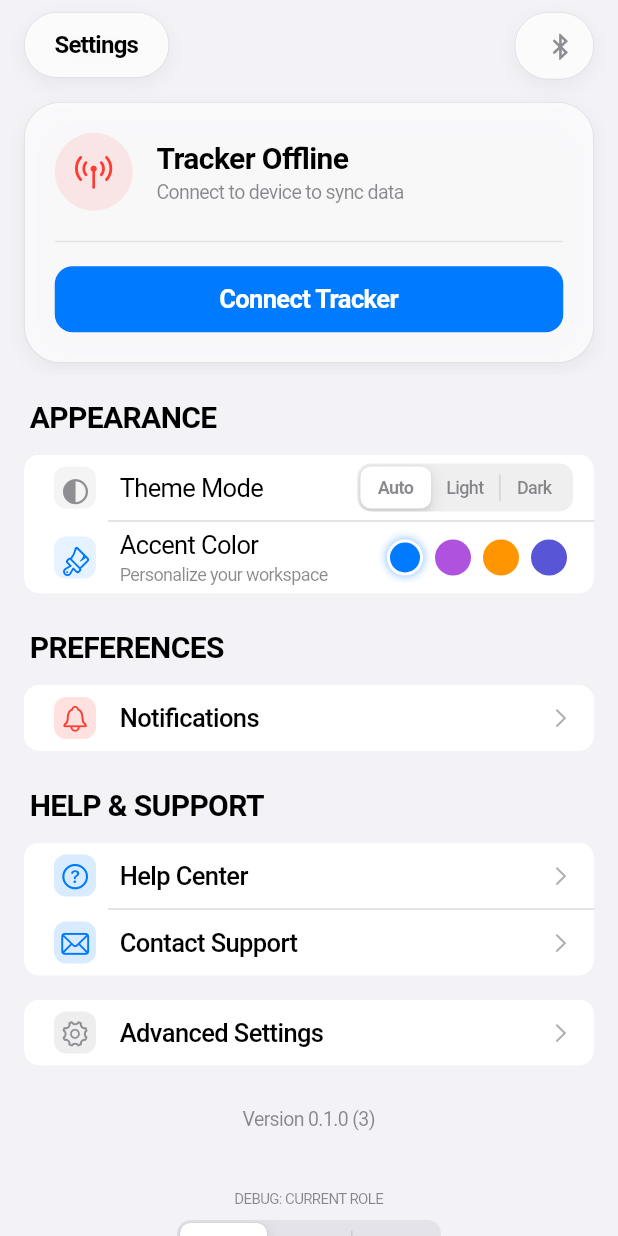
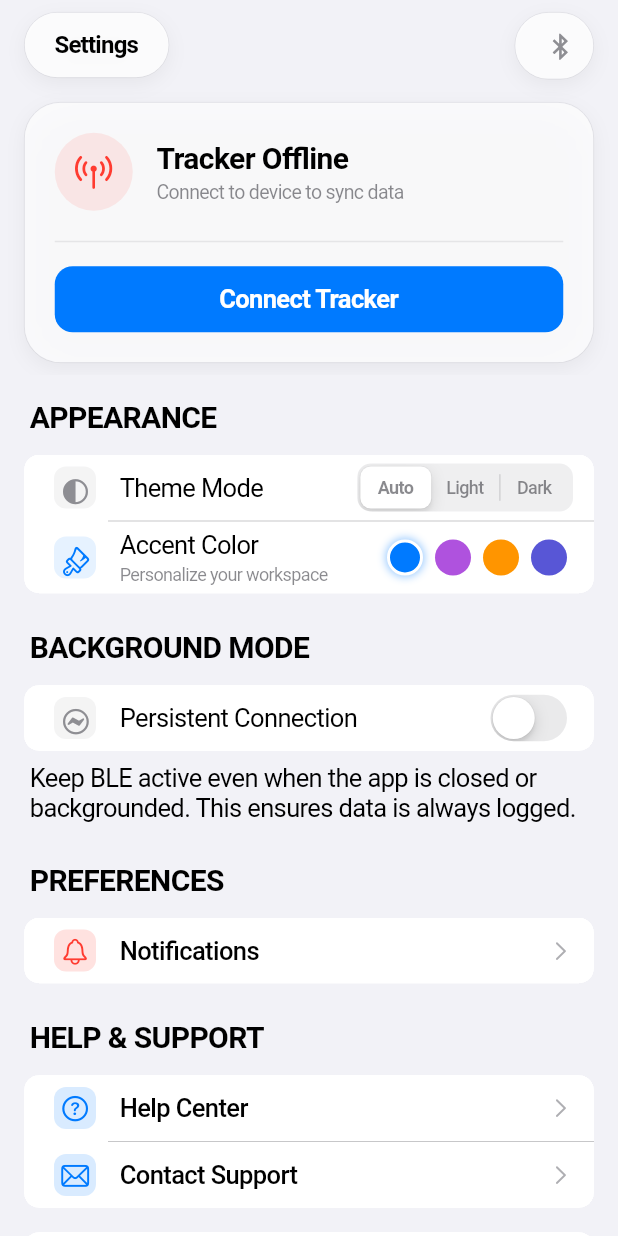
Before and after one commit to Maninder-mike/last_mile_tracker, a Flutter app: the SettingsPage screen opened directly, on a phone screen of 412 x 824 dp. Run offline on Flutter 3.47's test engine with Material 3 defaults, Android fonts, the phone set to English and light mode, and no system bars; drawn by our look-alikes of flutter_animate; our stand-ins replace connectivity_plus, drift, firebase_analytics, firebase_core, firebase_crashlytics, firebase_messaging and 18 more; missing offline and left inert: firebase_app_check, firebase_performance, flutter_background_service, flutter_map_animations, flutter_map_marker_popup; accounts and stored records are empty; generated files the repository leaves out were written again.

Commit message:
feat: Implement background service for BLE connectivity with local notifications and update Firebase App Check providers.

```diff
--- a/apps/mobile/lib/core/config/support_config.dart
+++ b/apps/mobile/lib/core/config/support_config.dart
@@ -1,8 +1,8 @@
 class SupportConfig {
   static const String helpCenterUrl =
-      'https://example.com/help'; // TODO: Replace with real URL
+      'https://www.maninder.co.in/lastmiletracker/support';
   static const String privacyPolicyUrl =
-      'https://example.com/privacy'; // TODO: Replace with real URL
+      'https://www.maninder.co.in/lastmiletracker/privacypolicy';
   static const String termsOfServiceUrl =
-      'https://example.com/terms'; // TODO: Replace with real URL
+      'https://www.maninder.co.in/lastmiletracker/terms';
 }
--- a/apps/mobile/lib/main.dart
+++ b/apps/mobile/lib/main.dart
@@ -11,12 +11,16 @@ import 'package:firebase_messaging/firebase_messaging.dart';
 import 'package:firebase_performance/firebase_performance.dart';
 import 'package:firebase_app_check/firebase_app_check.dart';
 import 'package:supabase_flutter/supabase_flutter.dart';
+import 'package:last_mile_tracker/core/utils/file_logger.dart';
 import 'presentation/app.dart';
-import 'core/utils/file_logger.dart';
 import 'core/services/config_service.dart';
 import 'core/config/supabase_config.dart';
+import 'core/services/background_service.dart';
 
 void main() async {
+  WidgetsFlutterBinding.ensureInitialized();
+  await BackgroundServiceInstance.initialize();
+
   runZonedGuarded(
     () async {
       debugPrint('Init: WidgetsFlutterBinding initialized');
@@ -27,8 +31,8 @@ void main() async {
       // Initialize App Check
       debugPrint('Init: Activating App Check...');
       await FirebaseAppCheck.instance.activate(
-        appleProvider: AppleProvider.debug,
-        androidProvider: AndroidProvider.debug,
+        providerApple: const AppleDebugProvider(),
+        providerAndroid: const AndroidDebugProvider(),
       );
       debugPrint('Init: App Check activated');
 
--- a/apps/mobile/lib/presentation/pages/settings/settings_page.dart
+++ b/apps/mobile/lib/presentation/pages/settings/settings_page.dart
@@ -3,6 +3,7 @@ import 'package:flutter/services.dart';
 import 'package:flutter_riverpod/flutter_riverpod.dart';
 import 'package:flutter_animate/flutter_animate.dart';
 import 'package:url_launcher/url_launcher.dart';
+import 'package:flutter_background_service/flutter_background_service.dart';
 import 'package:last_mile_tracker/presentation/providers/theme_provider.dart';
 
 import 'package:last_mile_tracker/core/config/support_config.dart';
@@ -45,6 +46,7 @@ class _SettingsPageState extends ConsumerState<SettingsPage> {
 
               if (role != SettingsRole.driver) _buildOperationsSection(),
               _buildAppearanceSection(),
+              _buildBackgroundSection(),
               _buildNotificationsSection(),
               _buildSupportSection(),
 
@@ -217,6 +219,57 @@ class _SettingsPageState extends ConsumerState<SettingsPage> {
     );
   }
 
+  Widget _buildBackgroundSection() {
+    return FutureBuilder<bool>(
+      future: FlutterBackgroundService().isRunning(),
+      builder: (context, snapshot) {
+        final isRunning = snapshot.data ?? false;
+
+        return CupertinoListSection.insetGrouped(
+          header: const Text('BACKGROUND MODE'),
+          footer: const Text(
+            'Keep BLE active even when the app is closed or backgrounded. This ensures data is always logged.',
+          ),
+          margin: SettingsTheme.sectionMargin,
+          children: [
+            CupertinoListTile(
+              title: const Text('Persistent Connection'),
+              leading: Container(
+                padding: const EdgeInsets.all(6),
+                decoration: BoxDecoration(
+                  color: isRunning
+                      ? CupertinoColors.activeGreen.withValues(alpha: 0.1)
+                      : CupertinoColors.systemGrey.withValues(alpha: 0.1),
+                  borderRadius: BorderRadius.circular(8),
+                ),
+                child: Icon(
+                  CupertinoIcons.bolt_horizontal_circle,
+                  color: isRunning
+                      ? CupertinoColors.activeGreen
+                      : CupertinoColors.systemGrey,
+                  size: 20,
+                ),
+              ),
+              trailing: CupertinoSwitch(
+                value: isRunning,
+                onChanged: (value) async {
+                  HapticFeedback.selectionClick();
+                  final service = FlutterBackgroundService();
+                  if (value) {
+                    await service.startService();
+                  } else {
+                    service.invoke('stopService');
+                  }
+                  setState(() {}); // Refresh UI
+                },
+              ),
+            ),
+          ],
+        );
+      },
+    );
+  }
+
   Widget _buildNotificationsSection() {
     return CupertinoListSection.insetGrouped(
       header: const Text('PREFERENCES'),
--- a/apps/mobile/pubspec.yaml
+++ b/apps/mobile/pubspec.yaml
@@ -65,6 +65,8 @@ dependencies:
   firebase_remote_config: ^6.1.4
   firebase_in_app_messaging: ^0.9.0+6
   firebase_app_check: ^0.4.1+4
+  flutter_background_service: ^5.1.0
+  flutter_local_notifications: ^17.2.3
 
 dev_dependencies:
   flutter_test:
```
Also changed, not shown: apps/mobile/lib/core/services/background_service.dart (added, +121 -0 lines), apps/mobile/pubspec.lock, 3 other files.
